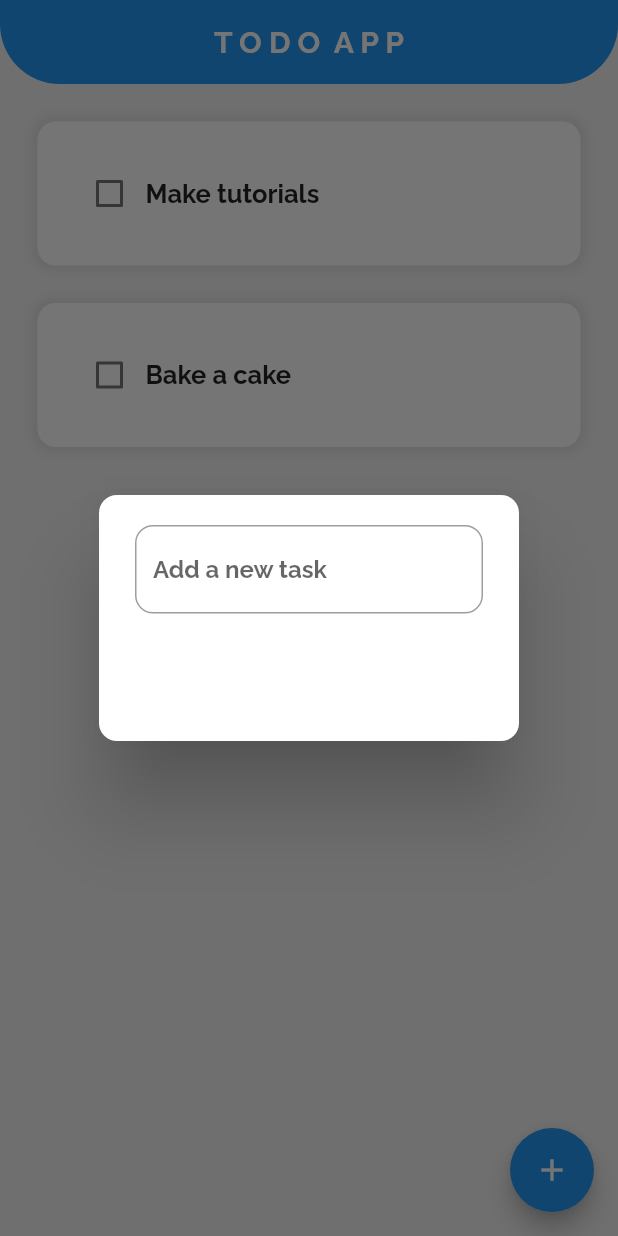
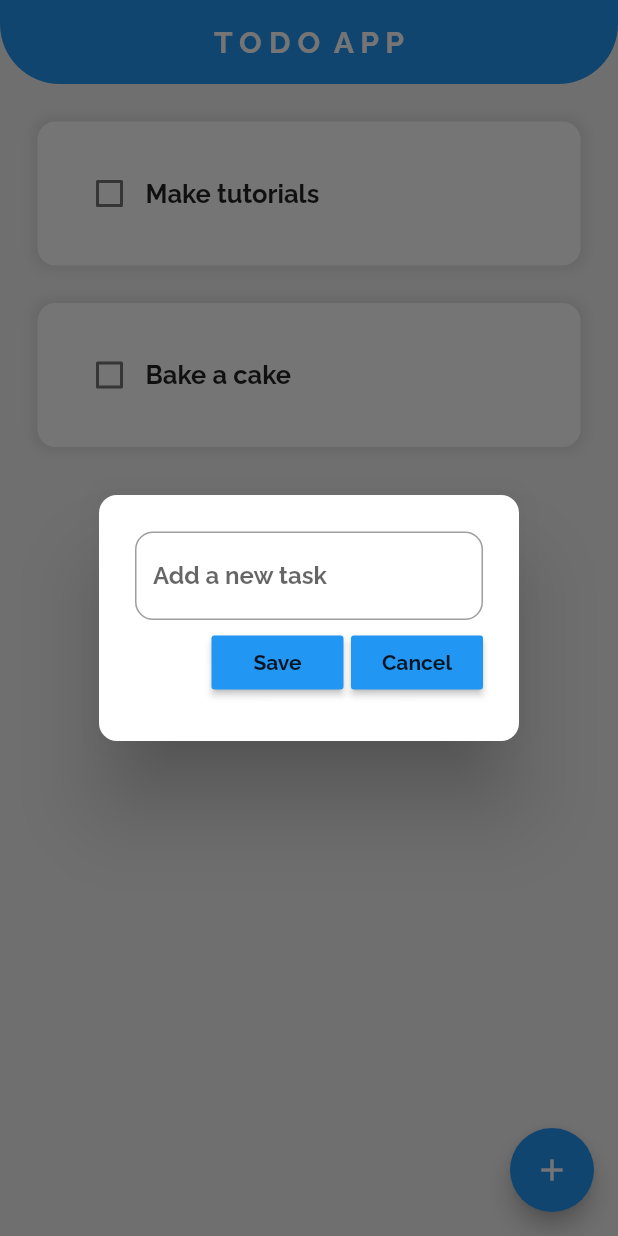
Before and after one commit to Dushani-Ranasinghe/todo_app, a Flutter app: the screen it shows after launch, after a tap on the "add" icon, on a phone screen of 412 x 824 dp. Run offline on Flutter 3.47's test engine with Material 2 defaults, Android fonts, the phone set to English and light mode, and no system bars; drawn by our look-alikes of flutter_slidable.

Commit message:
dialog box buttons and delete tasks

```diff
--- a/lib/pages/home_page.dart
+++ b/lib/pages/home_page.dart
@@ -1,5 +1,5 @@
 import 'package:flutter/material.dart';
-
+import '../util/new_task_dialog.dart';
 import '../util/todo_tile.dart';
 
 class MyHomePage extends StatefulWidget {
@@ -11,41 +11,47 @@ class MyHomePage extends StatefulWidget {
 }
 
 class _MyHomePageState extends State<MyHomePage> {
+  //todo tasks list
   List todoList = [
     ["Make tutorials", false],
     ["Bake a cake", false],
   ];
+//text controller
+final _controller = TextEditingController();
 
+//check box was tapped
   void checkBoxChanged(bool? value, int index) {
     setState(() {
       todoList[index][1] = !todoList[index][1];
     });
   }
+//save
+void saveTask(){
 
+  setState(() {
+    //add task to list,
+    todoList.add([_controller.text, false]);
+    //clear textbox
+    _controller.clear();
+
+  } );
+   //close popup after saving task
+  Navigator.of(context).pop();
+}
+//delete task
+void _deleteTask(int index){
+  setState(() {
+    todoList.removeAt(index);
+  });
+}
   void createNewTask() {
     showDialog(
         context: context,
         builder: ((context) {
-          return AlertDialog(
-            shape: RoundedRectangleBorder(
-                borderRadius: BorderRadius.all(Radius.circular(12.0))),
-            // title: "Create a new task",
-            content: Container(
-              height: 120,
-              child: Column(
-                children: [
-                  TextField(
-                    decoration: InputDecoration(
-                      border: OutlineInputBorder(borderRadius: BorderRadius.circular(12.0),),
-                      hintText: "Add a new task",
-
-                    ),
-                  ),
-                  Row()
-                ],
-              ),
-            ),
-            backgroundColor: Colors.white,
+          return DialogBox(
+            controller: _controller,
+            onCancel: () => Navigator.of(context).pop(),
+            onSave: saveTask,
           );
         }));
   }
@@ -71,6 +77,7 @@ class _MyHomePageState extends State<MyHomePage> {
               taskCompleted: todoList[index][1],
               taskName: todoList[index][0],
               onChanged: (value) => checkBoxChanged(value, index),
+              deleteTask: (context) => _deleteTask(index),
             );
           },
         ));
--- a/lib/util/new_task_dialog.dart
+++ b/lib/util/new_task_dialog.dart
@@ -0,0 +1,43 @@
+
+import 'package:flutter/material.dart';
+import 'task_buttons.dart';
+
+class DialogBox extends StatelessWidget {
+  // ignore: prefer_typing_uninitialized_variables
+  final controller;
+  final VoidCallback onCancel;
+  final VoidCallback onSave;
+  const DialogBox({ required this.controller, required this.onCancel, required this.onSave});
+
+  @override
+  Widget build(BuildContext context) {
+    return AlertDialog(
+      shape: RoundedRectangleBorder(
+          borderRadius: BorderRadius.all(Radius.circular(12.0))),
+      // title: "Create a new task",
+      content: SizedBox(
+        height: 120,
+        child: Column(
+          mainAxisAlignment: MainAxisAlignment.spaceEvenly,
+          children: [
+            TextField(
+              controller: controller,
+              decoration: InputDecoration(
+                border: OutlineInputBorder(borderRadius: BorderRadius.circular(12.0),),
+                hintText: "Add a new task",
+
+              ),
+            ),
+            Row(
+              mainAxisAlignment: MainAxisAlignment.end,
+              children: [MyButton(text: "Save", onPressed:onSave),
+              SizedBox(width: 5.0,),
+              MyButton(text: "Cancel", onPressed:onCancel)],
+            )
+          ],
+        ),
+      ),
+      backgroundColor: Colors.white,
+    );
+  }
+}
--- a/lib/util/task_buttons.dart
+++ b/lib/util/task_buttons.dart
@@ -0,0 +1,21 @@
+import 'package:flutter/material.dart';
+
+class MyButton extends StatelessWidget {
+  final String text;
+  //call back function
+  final VoidCallback onPressed;
+
+  MyButton({
+    required this.text,
+    required this.onPressed
+  });
+
+  @override
+  Widget build(BuildContext context) {
+    return MaterialButton(
+      onPressed: onPressed,
+      color: Theme.of(context).primaryColor,
+      child: Text(text),
+    );
+  }
+}
--- a/lib/util/todo_tile.dart
+++ b/lib/util/todo_tile.dart
@@ -1,22 +1,37 @@
 import 'package:flutter/material.dart';
+import 'package:flutter_slidable/flutter_slidable.dart';
 
 class TodoTile extends StatelessWidget {
   late final String taskName;
   late final bool taskCompleted;
   // ( ↓ ) type of method that checklist required
   final Function(bool?)? onChanged;
+  final Function(BuildContext)? deleteTask;
 
   //create constructors for above variables
   TodoTile(
       {super.key,
       required this.taskCompleted,
       required this.taskName,
-      required this.onChanged});
+      required this.onChanged,
+      required this.deleteTask});
 
   @override
   Widget build(BuildContext context) {
     return Padding(
       padding: EdgeInsets.only(left: 25.0, right: 25.0, top: 25.0),
+      child: Slidable(
+        endActionPane: ActionPane(
+          motion: StretchMotion(),
+          children: [
+            SlidableAction(
+              onPressed: deleteTask,
+              icon: Icons.delete,
+              backgroundColor: Colors.red,
+              borderRadius: BorderRadius.circular(12),
+            )
+          ],
+        ),
         child: Container(
           padding: EdgeInsets.all(24.0),
           decoration: BoxDecoration(
@@ -50,6 +65,7 @@ class TodoTile extends StatelessWidget {
             ],
           ),
         ),
+      ),
     );
   }
 }
--- a/pubspec.yaml
+++ b/pubspec.yaml
@@ -15,6 +15,7 @@ dependencies:
     sdk: flutter
 
   cupertino_icons: ^1.0.2
+  flutter_slidable: ^1.2.0
 
 dev_dependencies:
   flutter_test:
```
Also changed, not shown: pubspec.lock. Lines whose indentation alone changed are shown as unchanged.
